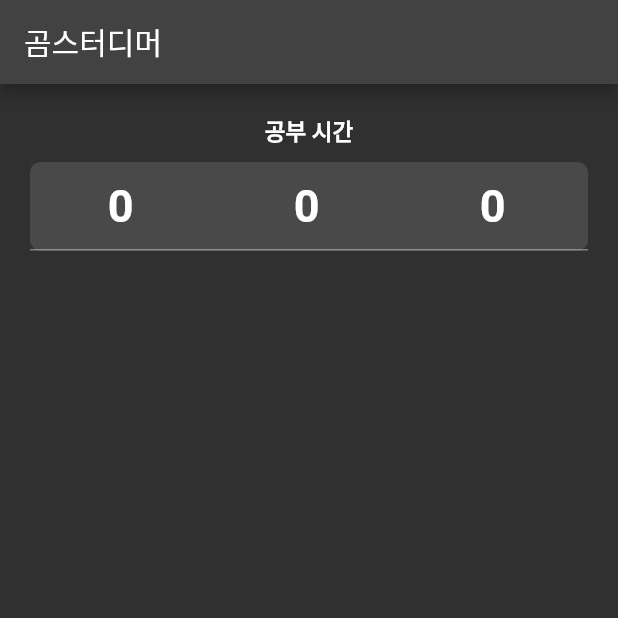
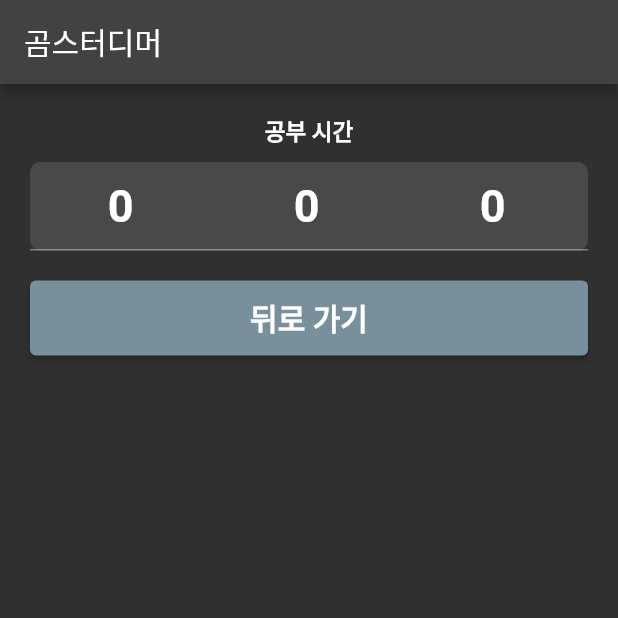
Before and after one commit to MISEONGKIM/studimer, a Flutter app: the screen it shows after launch, after a tap on "12", on a phone screen of 412 x 824 dp, the top half of it. Run offline on Flutter 3.47's test engine with Material 2 defaults, Android fonts, the phone set to English and light mode, and no system bars; our stand-ins replace floor, flutter_local_notifications, numberpicker, sqflite, timezone, vibration; missing offline and left inert: flutter_ringtone_player; accounts and stored records are empty; generated files the repository leaves out were written again.

Commit message:
feat : 뒤로가기 버튼추가

```diff
--- a/lib/src/presentation/widgets/repeat/repeat_textfield.dart
+++ b/lib/src/presentation/widgets/repeat/repeat_textfield.dart
@@ -14,7 +14,8 @@ class RepeatTextField extends StatelessWidget {
 
   @override
   Widget build(BuildContext context) {
-    return Container(
+    return Column(children: [
+      Container(
           width: double.infinity,
           margin: const EdgeInsets.only(top: 10),
           padding: const EdgeInsets.all(6),
@@ -39,6 +40,22 @@ class RepeatTextField extends StatelessWidget {
             readOnly: provider.timerStatus != TimerStatus.cancel,
             keyboardType: TextInputType.number,
             textAlign: TextAlign.center,
-        ));
+          )),
+      provider.focusOn == FocusNum.repeat
+          ? Container(
+              width: double.infinity,
+              margin: const EdgeInsets.only(top: 20),
+              child: ElevatedButton(
+                  onPressed: () => provider.setFocusOn(FocusNum.none),
+                  style: ElevatedButton.styleFrom(
+                      fixedSize: const Size.fromHeight(50),
+                      foregroundColor: Colors.white,
+                      backgroundColor: Colors.blueGrey[400]),
+                  child: const Text(
+                    '뒤로 가기',
+                    style: TextStyle(fontSize: 20, fontWeight: FontWeight.bold),
+                  )))
+          : const SizedBox.shrink()
+    ]);
   }
 }
--- a/lib/src/presentation/widgets/timer/index.dart
+++ b/lib/src/presentation/widgets/timer/index.dart
@@ -44,10 +44,31 @@ class TimerWidget<T> extends StatelessWidget {
                         onChange: onChange,
                       );
             return provider.timerStatus == TimerStatus.cancel
-                ? TimerNumberContainer(
-                    childWidget: childWidget,
-                    consumer: consumer,
-                  )
+                ? Column(children: [
+                    TimerNumberContainer(
+                      childWidget: childWidget,
+                      consumer: consumer,
+                    ),
+                    provider.focusOn == FocusNum.studytime ||
+                            provider.focusOn == FocusNum.resttime
+                        ? Container(
+                            width: double.infinity,
+                            margin: const EdgeInsets.only(top: 20),
+                            child: ElevatedButton(
+                                onPressed: () =>
+                                    provider.setFocusOn(FocusNum.none),
+                                style: ElevatedButton.styleFrom(
+                                    fixedSize: const Size.fromHeight(50),
+                                    foregroundColor: Colors.white,
+                                    backgroundColor: Colors.blueGrey[400]),
+                                child: const Text(
+                                  '뒤로 가기',
+                                  style: TextStyle(
+                                      fontSize: 20,
+                                      fontWeight: FontWeight.bold),
+                                )))
+                        : const SizedBox.shrink()
+                  ])
                 : TimerTextContainer(
                     consumer: consumer,
                   );
```
Lines whose indentation alone changed are shown as unchanged.
